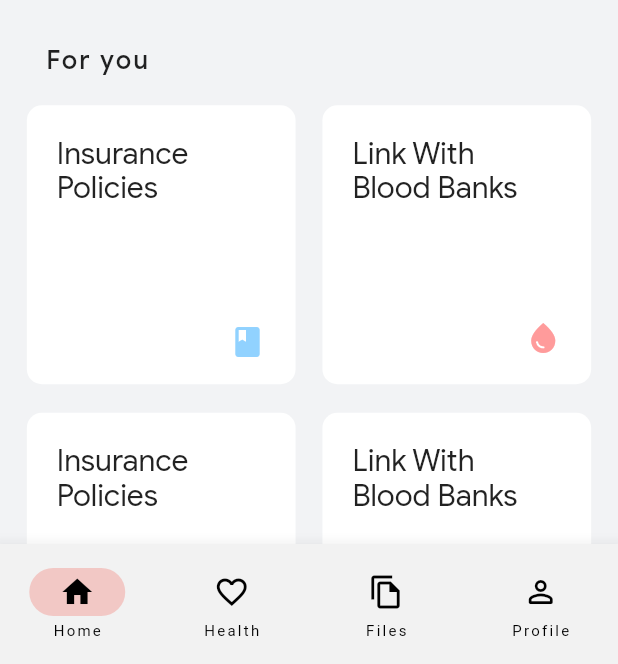
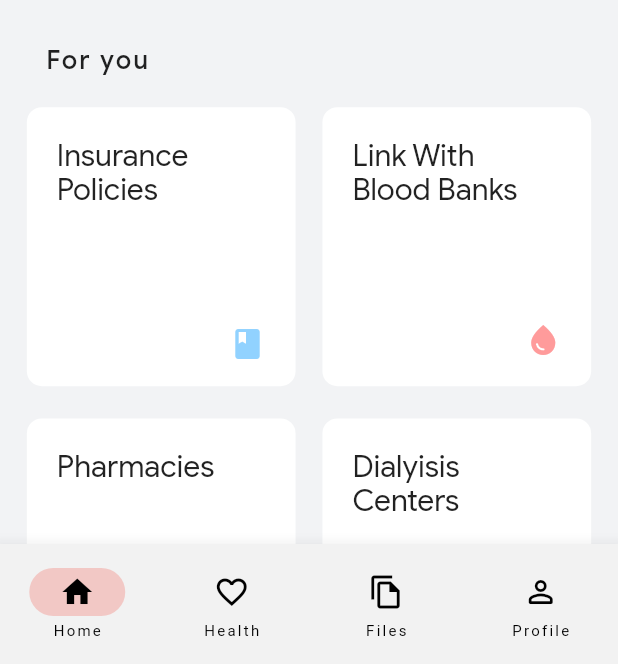
Before and after one commit to Jxhan11/UniMed, a Flutter app: the screen it shows after launch, on a phone screen of 412 x 824 dp, the part 572-1236 px from its top. Run offline on Flutter 3.47's test engine with Material 2 defaults, Android fonts, the phone set to English and light mode, and no system bars; our stand-ins replace charts_flutter, fluttertoast, lottie, youtube_player_flutter; missing offline and left inert: sliding_switch; network calls fail; Roboto replaces fonts that are missing (ProductSans).

Commit message:
DDE: Changed foryou pages

```diff
--- a/lib/Pages/FirstAid.dart
+++ b/lib/Pages/FirstAid.dart
@@ -2,7 +2,6 @@ import 'package:flutter/material.dart';
 import 'package:flutter/services.dart';
 import 'package:unimed/Components/usefulStuff.dart';
 import 'package:youtube_player_flutter/youtube_player_flutter.dart';
-import 'package:accordion/accordion.dart';
 import '../theme_constants.dart';
 import 'package:lottie/lottie.dart';
 
--- a/lib/main.dart
+++ b/lib/main.dart
@@ -1316,7 +1316,7 @@ class _ForYouCardsState extends State<ForYouCards> {
     return Container(
       // padding: EdgeInsets.all(0),
       // color: Colors.red,
-      height: test.vertical(value: 615),
+      height: test.vertical(value: 415),
       child: Column(
         mainAxisAlignment: MainAxisAlignment.spaceAround,
         children: <Widget>[
@@ -1436,14 +1436,14 @@ class _ForYouCardsState extends State<ForYouCards> {
                         alignment: Alignment.topLeft,
                         child: Container(
                           height: test.vertical(value: 23),
-                          child: Text('Insurance',style: TextStyle(fontFamily: "PSL",fontSize: 20),),
+                          child: Text('Pharmacies',style: TextStyle(fontFamily: "PSL",fontSize: 20),),
                         ),
                       ),
                       Align(
                         alignment: Alignment.topLeft,
                         child: Container(
                           height: test.vertical(value: 23),
-                          child: Text('Policies',style: TextStyle(fontFamily: "PSL",fontSize: 20),),
+                          child: Text('',style: TextStyle(fontFamily: "PSL",fontSize: 20),),
                         ),
                       ),
                       SizedBox(height: test.vertical(value: 80),),
@@ -1451,7 +1451,8 @@ class _ForYouCardsState extends State<ForYouCards> {
                         alignment: Alignment.bottomRight,
                         child: Container(
                           height: 20,
-                          child: Icon(Icons.book,color: Color(0xFF91D2FF),),
+                          child: Icon(Icons.shopping_bag_outlined,color: Theme.of(context).brightness == Brightness.dark? Color(
+                              0xFFB4FF93):Color(0xFF327A1E),),
                         ),
                       ),
 
@@ -1477,14 +1478,14 @@ class _ForYouCardsState extends State<ForYouCards> {
                       alignment: Alignment.topLeft,
                       child: Container(
                         height: test.vertical(value: 23),
-                        child: Text('Link With',style: TextStyle(fontFamily: "PSL",fontSize: 20),),
+                        child: Text('Dialyisis',style: TextStyle(fontFamily: "PSL",fontSize: 20),),
                       ),
                     ),
                     Align(
                       alignment: Alignment.topLeft,
                       child: Container(
                         height: 20,
-                        child: Text('Blood Banks',style: TextStyle(fontFamily: "PSL",fontSize: 20),),
+                        child: Text('Centers',style: TextStyle(fontFamily: "PSL",fontSize: 20),),
                       ),
                     ),
                     SizedBox(height: test.vertical(value: 80),),
@@ -1492,7 +1493,7 @@ class _ForYouCardsState extends State<ForYouCards> {
                       alignment: Alignment.bottomRight,
                       child: Container(
                         height: test.vertical(value: 23),
-                        child: Icon(Icons.water_drop,color: Color(0xFFFF9B9B),),
+                        child: Icon(Icons.apartment,color: Color(0xFF1B5B81),),
                       ),
                     ),
 
@@ -1502,97 +1503,7 @@ class _ForYouCardsState extends State<ForYouCards> {
 
             ],
           ),
-          Row(
-            mainAxisAlignment: MainAxisAlignment.spaceEvenly,
-            children: <Widget>[
-              InkWell(
-                splashColor: Colors.blue,
-                onTap: (){
-                  Navigator.push(context, MaterialPageRoute(builder: (context) => InsurancePg()));
-                },
-                child: Container(
-                  // height: test.vertical(value: 200),
-                  width: screenWidth/2.3,
-                  // height: 186,
-                  // margin: EdgeInsets.all(20),
-                  padding: EdgeInsets.all(test.horizontal(value: 20)),
-                  decoration: BoxDecoration(
-                    borderRadius: BorderRadius.circular(10),
-                    color: Theme.of(context).brightness==Brightness.dark? DBoxFill:LBoxFill,
-                  ),
-
-                  child: Column(
-                    children: <Widget>[
-                      Align(
-                        alignment: Alignment.topLeft,
-                        child: Container(
-                          height: test.vertical(value: 23),
-                          child: Text('Insurance',style: TextStyle(fontFamily: "PSL",fontSize: 20),),
-                        ),
-                      ),
-                      Align(
-                        alignment: Alignment.topLeft,
-                        child: Container(
-                          height: test.vertical(value: 23),
-                          child: Text('Policies',style: TextStyle(fontFamily: "PSL",fontSize: 20),),
-                        ),
-                      ),
-                      SizedBox(height: test.vertical(value: 80),),
-                      Align(
-                        alignment: Alignment.bottomRight,
-                        child: Container(
-                          height: 20,
-                          child: Icon(Icons.book,color: Color(0xFF91D2FF),),
-                        ),
-                      ),
-
-                    ],
-                  ),
-                ),
-              ),
-              // SizedBox(width: 10,),
-              Container(
-                width: screenWidth/2.3,
-                // height: 180,
-                // width: screenWidth/2,
-                // margin: EdgeInsets.all(20),
-                padding: EdgeInsets.all(test.horizontal(value: 20)),
-                decoration: BoxDecoration(
-                  borderRadius: BorderRadius.circular(10),
-                  color: Theme.of(context).brightness==Brightness.dark? DBoxFill:LBoxFill,
-                ),
-
-                child: Column(
-                  children: <Widget>[
-                    Align(
-                      alignment: Alignment.topLeft,
-                      child: Container(
-                        height: test.vertical(value: 23),
-                        child: Text('Link With',style: TextStyle(fontFamily: "PSL",fontSize: 20),),
-                      ),
-                    ),
-                    Align(
-                      alignment: Alignment.topLeft,
-                      child: Container(
-                        height: 20,
-                        child: Text('Blood Banks',style: TextStyle(fontFamily: "PSL",fontSize: 20),),
-                      ),
-                    ),
-                    SizedBox(height: test.vertical(value: 80),),
-                    Align(
-                      alignment: Alignment.bottomRight,
-                      child: Container(
-                        height: test.vertical(value: 23),
-                        child: Icon(Icons.water_drop,color: Color(0xFFFF9B9B),),
-                      ),
-                    ),
-
-                  ],
-                ),
-              ),
-
-            ],
-          ),
+
           // SizedBox(height: test.vertical(value: 15),),
 
           // SizedBox(height: test.vertical(value: 15),),
--- a/pubspec.yaml
+++ b/pubspec.yaml
@@ -38,13 +38,11 @@ dependencies:
   cupertino_icons: ^1.0.2
   video_player: ^2.6.0
   youtube_player_flutter: ^8.1.2
-<<<<<<< Updated upstream
+#<<<<<<< Updated upstream
   sliding_switch: ^1.1.0
   fluttertoast: ^8.0.9
-=======
-  accordion: ^2.5.1
   lottie: ^2.3.0
->>>>>>> Stashed changes
+
 
 dev_dependencies:
   flutter_test:
```
Also changed, not shown: pubspec.lock.
